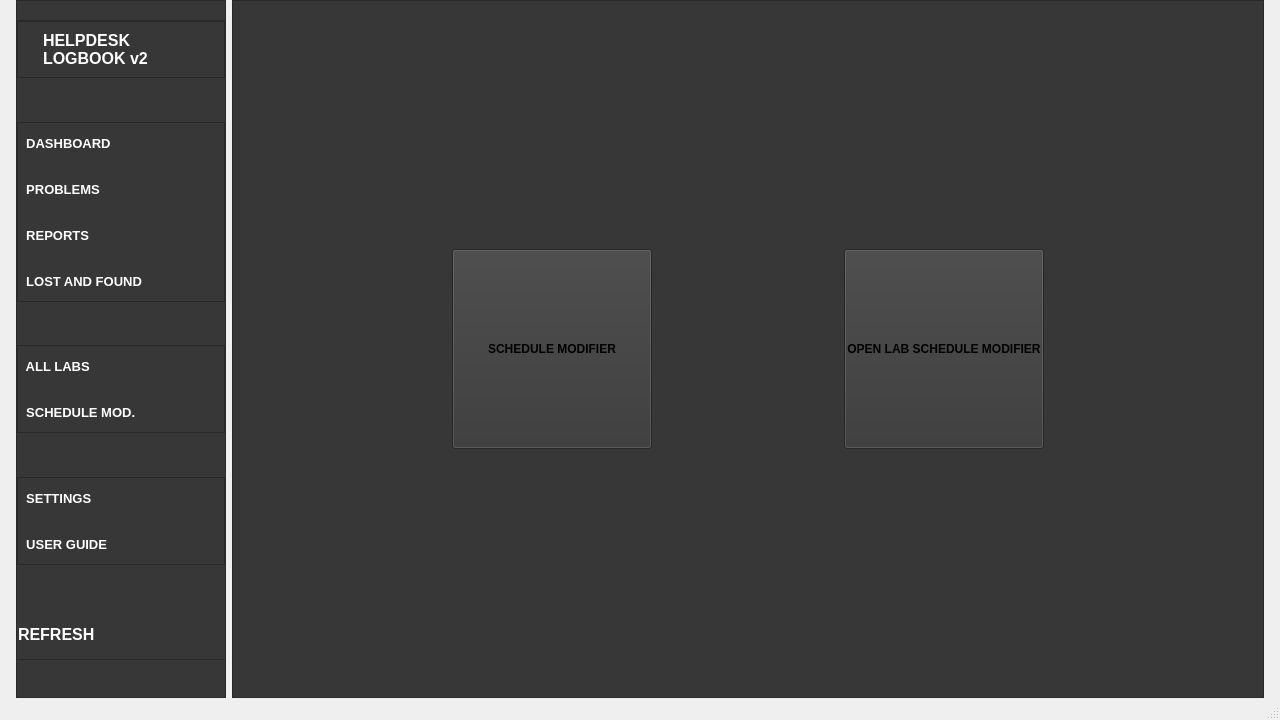
Razei/Logbook_v2, file logbook/views/logbook_design.ui: the form before one commit.
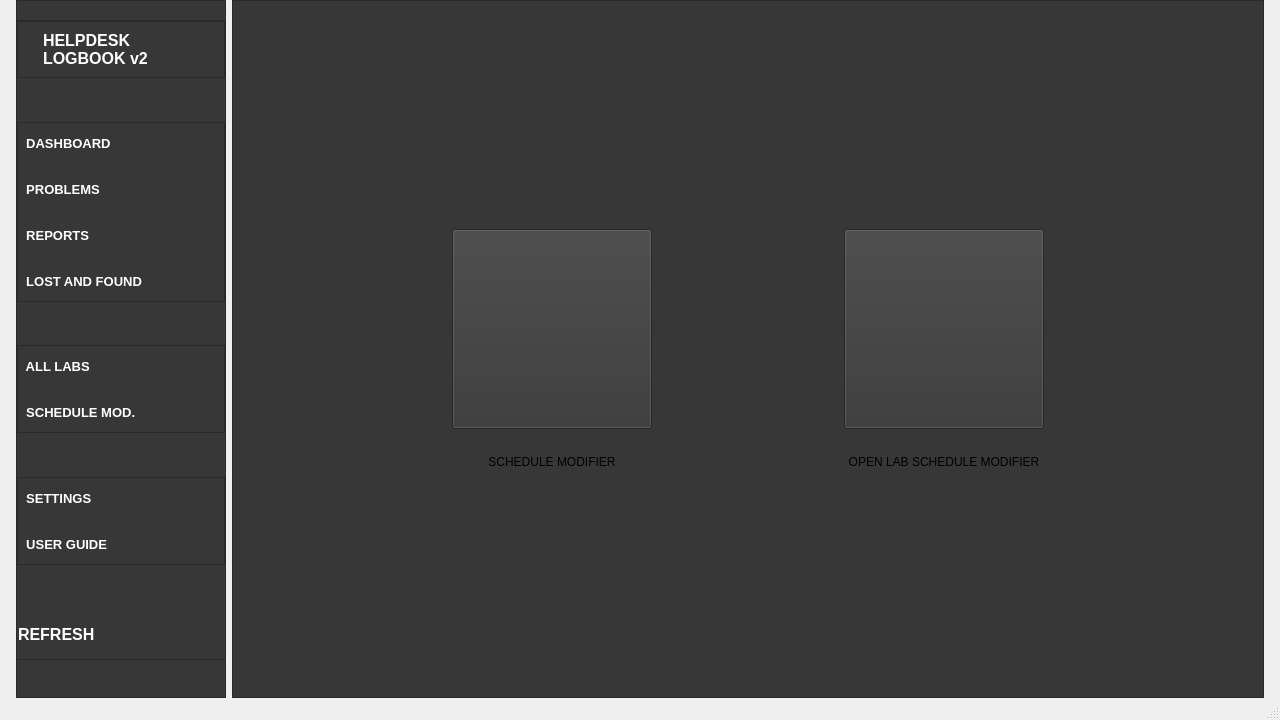
The form after the commit. The open tabs and pages were chosen to show the change. Icons and pictures are not drawn.

Commit message: Icons for buttons

```diff
--- a/logbook/views/logbook_design.ui
+++ b/logbook/views/logbook_design.ui
@@ -3340,7 +3340,42 @@
              </property>
              <widget class="QWidget" name="pageOptions">
               <layout class="QGridLayout" name="gridLayout_40">
+               <property name="verticalSpacing">
+                <number>26</number>
+               </property>
+               <item row="2" column="1">
+                <widget class="QLabel" name="label_9">
+                 <property name="sizePolicy">
+                  <sizepolicy hsizetype="Preferred" vsizetype="Fixed">
+                   <horstretch>0</horstretch>
+                   <verstretch>0</verstretch>
+                  </sizepolicy>
+                 </property>
+                 <property name="accessibleDescription">
+                  <string>normalLabel</string>
+                 </property>
+                 <property name="text">
+                  <string>OPEN LAB SCHEDULE MODIFIER</string>
+                 </property>
+                 <property name="alignment">
+                  <set>Qt::AlignCenter</set>
+                 </property>
+                </widget>
+               </item>
                <item row="0" column="0">
+                <spacer name="verticalSpacer_6">
+                 <property name="orientation">
+                  <enum>Qt::Vertical</enum>
+                 </property>
+                 <property name="sizeHint" stdset="0">
+                  <size>
+                   <width>20</width>
+                   <height>40</height>
+                  </size>
+                 </property>
+                </spacer>
+               </item>
+               <item row="1" column="0">
                 <widget class="QPushButton" name="pushButtonScheduleMod">
                  <property name="minimumSize">
                   <size>
@@ -3368,11 +3403,21 @@
                   <string>neutralButton</string>
                  </property>
                  <property name="text">
-                  <string>SCHEDULE MODIFIER</string>
+                  <string/>
+                 </property>
+                 <property name="icon">
+                  <iconset>
+                   <normaloff>../images/icons/light_theme/schedule_mod_edit_light.png</normaloff>../images/icons/light_theme/schedule_mod_edit_light.png</iconset>
+                 </property>
+                 <property name="iconSize">
+                  <size>
+                   <width>400</width>
+                   <height>400</height>
+                  </size>
                  </property>
                 </widget>
                </item>
-               <item row="0" column="1">
+               <item row="1" column="1">
                 <widget class="QPushButton" name="pushButtonOpenLabScheduleMod">
                  <property name="minimumSize">
                   <size>
@@ -3400,10 +3445,52 @@
                   <string>neutralButton</string>
                  </property>
                  <property name="text">
-                  <string>OPEN LAB SCHEDULE MODIFIER</string>
+                  <string/>
                  </property>
+                 <property name="icon">
+                  <iconset>
+                   <normaloff>../images/icons/light_theme/schedule_mod_edit_open_light.png</normaloff>../images/icons/light_theme/schedule_mod_edit_open_light.png</iconset>
+                 </property>
+                 <property name="iconSize">
+                  <size>
+                   <width>400</width>
+                   <height>400</height>
+                  </size>
+                 </property>
                 </widget>
                </item>
+               <item row="2" column="0">
+                <widget class="QLabel" name="label_7">
+                 <property name="sizePolicy">
+                  <sizepolicy hsizetype="Preferred" vsizetype="Fixed">
+                   <horstretch>0</horstretch>
+                   <verstretch>0</verstretch>
+                  </sizepolicy>
+                 </property>
+                 <property name="accessibleDescription">
+                  <string>normalLabel</string>
+                 </property>
+                 <property name="text">
+                  <string>SCHEDULE MODIFIER</string>
+                 </property>
+                 <property name="alignment">
+                  <set>Qt::AlignCenter</set>
+                 </property>
+                </widget>
+               </item>
+               <item row="3" column="0">
+                <spacer name="verticalSpacer_8">
+                 <property name="orientation">
+                  <enum>Qt::Vertical</enum>
+                 </property>
+                 <property name="sizeHint" stdset="0">
+                  <size>
+                   <width>20</width>
+                   <height>40</height>
+                  </size>
+                 </property>
+                </spacer>
+               </item>
               </layout>
              </widget>
              <widget class="QWidget" name="pageScheduleModifier">
```
Left out of the diff: 210 changed lines with no effect on the pictures.
